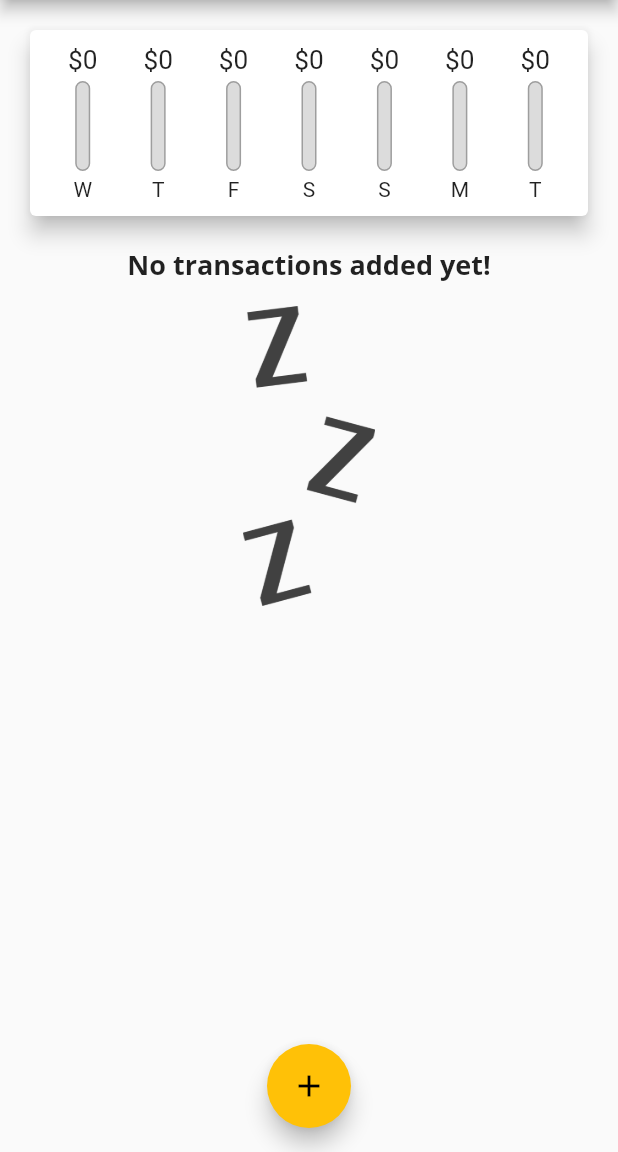
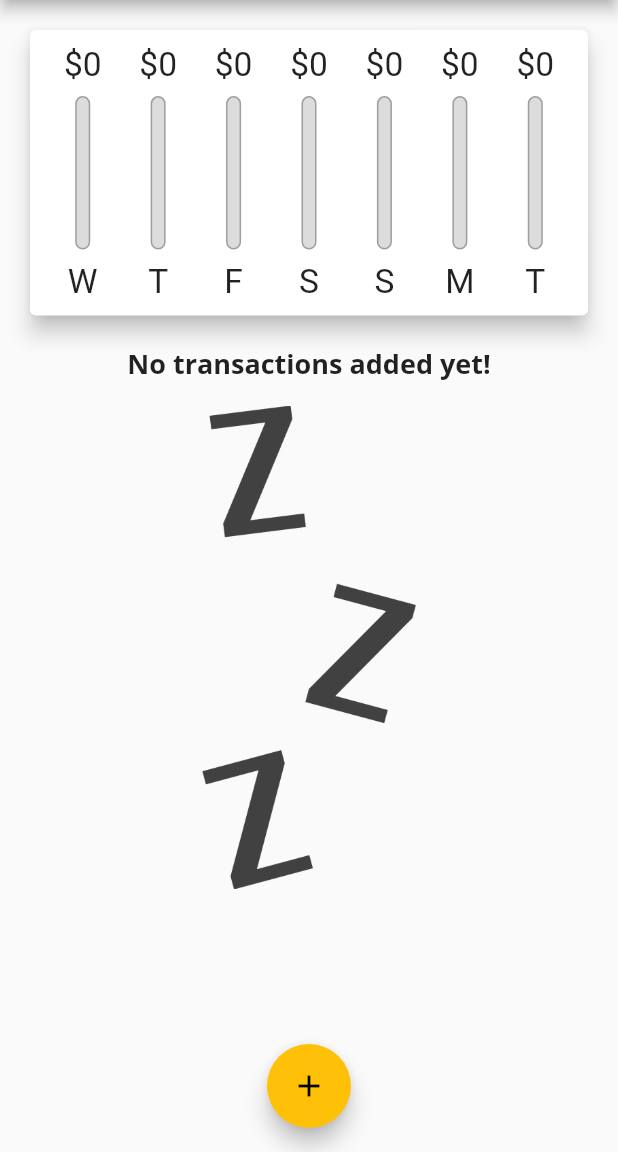
Before and after one commit to pavkoccino/my_expenses, a Flutter app: the screen it shows after launch, on a phone screen of 412 x 824 dp, the part 84-1236 px from its top. Run offline on Flutter 3.47's test engine with Material 2 defaults, Android fonts, the phone set to English and light mode, and no system bars.

Commit message:
Making the app responsive and platform ready iOS

```diff
--- a/lib/main.dart
+++ b/lib/main.dart
@@ -1,12 +1,21 @@
+import 'dart:io';
+
+import 'package:flutter/cupertino.dart';
 import 'package:flutter/material.dart';
 import 'package:intl/intl.dart';
+import 'package:flutter/services.dart';
 import 'package:my_expenses/widgets/chart.dart';
 import 'package:my_expenses/widgets/new_transaction.dart';
 import 'widgets/transaction_list.dart';
 import 'widgets/chart.dart';
 import 'models/transaction.dart';
 
-void main() => runApp(MyApp());
+void main() {
+  // WidgetsFlutterBinding.ensureInitialized();
+  // SystemChrome.setPreferredOrientations(
+  //     [DeviceOrientation.portraitUp, DeviceOrientation.portraitDown]);
+  runApp(MyApp());
+}
 
 class MyApp extends StatelessWidget {
   @override
@@ -49,6 +58,8 @@ class _MyHomePageState extends State<MyHomePage> {
     //     amount: 16.53,
     //     date: DateTime.now()),
   ];
+
+  bool _showChart = false;
 
   List<Transaction> get _recentTransactions {
     return _userTransactions.where((tx) {
@@ -93,26 +104,92 @@ class _MyHomePageState extends State<MyHomePage> {
 
   @override
   Widget build(BuildContext context) {
-    return Scaffold(
-      appBar: AppBar(
+    final mediaQuery = MediaQuery.of(context);
+    final isLandscape =
+        MediaQuery.of(context).orientation == Orientation.landscape;
+    final PreferredSizeWidget appBar = Platform.isIOS
+        ? CupertinoNavigationBar(
+            middle: Text('Personal Expenses'),
+            trailing: Row(mainAxisSize: MainAxisSize.min, children: <Widget>[
+              GestureDetector(
+                child: Icon(CupertinoIcons.add),
+                onTap: () => _startAddNewTransaction(context),
+              )
+            ]),
+          )
+        : AppBar(
             title: const Text('Personal Expenses'),
             actions: <Widget>[
               IconButton(
                   onPressed: () => _startAddNewTransaction(context),
                   icon: Icon(Icons.add))
             ],
-      ),
-      body: SingleChildScrollView(
+          ) as PreferredSizeWidget;
+
+    final txListWidget = Container(
+        height: (mediaQuery.size.height -
+                appBar.preferredSize.height -
+                mediaQuery.padding.top) *
+            0.7,
+        child: TransactionList(_userTransactions, _deleteTransaction));
+
+    final pageBody = SafeArea(
+        child: SingleChildScrollView(
       child: Column(
           // mainAxisAlignment: MainAxisAlignment.spaceAround,
           crossAxisAlignment: CrossAxisAlignment.stretch,
           children: <Widget>[
-              Chart(_recentTransactions),
-              TransactionList(_userTransactions, _deleteTransaction)
+            if (isLandscape)
+              Row(
+                mainAxisAlignment: MainAxisAlignment.center,
+                children: <Widget>[
+                  Text('Show Chart',
+                      style: Theme.of(context).textTheme.headline6),
+                  Switch.adaptive(
+                      activeColor: Theme.of(context).accentColor,
+                      value: _showChart,
+                      onChanged: (val) {
+                        setState(() {
+                          _showChart = val;
+                        });
+                      })
+                ],
+              ),
+            if (!isLandscape)
+              Container(
+                height: (mediaQuery.size.height -
+                        appBar.preferredSize.height -
+                        mediaQuery.padding.top) *
+                    0.3,
+                child: Chart(_recentTransactions),
+              ),
+            if (!isLandscape) txListWidget,
+            if (isLandscape)
+              _showChart
+                  ? Container(
+                      height: (mediaQuery.size.height -
+                              appBar.preferredSize.height -
+                              mediaQuery.padding.top) *
+                          0.7,
+                      child: Chart(_recentTransactions),
+                    )
+                  : txListWidget
           ]),
-      ),
-      floatingActionButtonLocation: FloatingActionButtonLocation.centerFloat,
-      floatingActionButton: FloatingActionButton(
+    ));
+
+    return Platform.isIOS
+        ? CupertinoPageScaffold(
+            child: pageBody,
+            navigationBar: appBar as ObstructingPreferredSizeWidget,
+          )
+        : Scaffold(
+            appBar: appBar,
+            body: pageBody,
+            floatingActionButtonLocation:
+                FloatingActionButtonLocation.centerFloat,
+            floatingActionButton: Platform.isIOS
+                ? Container()
+                : FloatingActionButton(
                     child: Icon(Icons.add),
                     onPressed: () => _startAddNewTransaction(context),
                   ),
--- a/lib/widgets/chart_bar.dart
+++ b/lib/widgets/chart_bar.dart
@@ -9,17 +9,18 @@ class ChartBar extends StatelessWidget {
 
   @override
   Widget build(BuildContext context) {
+    return LayoutBuilder(builder: (ctx, constraints) {
       return Column(
         children: <Widget>[
           Container(
-            height: 20,
+              height: constraints.maxHeight * 0.15,
               child: FittedBox(
                   child: Text('\$${spendingAmount.toStringAsFixed(0)}'))),
           SizedBox(
-          height: 4,
+            height: constraints.maxHeight * 0.05,
           ),
           Container(
-          height: 60,
+            height: constraints.maxHeight * 0.6,
             width: 10,
             child: Stack(
               children: <Widget>[
@@ -41,10 +42,13 @@ class ChartBar extends StatelessWidget {
             ),
           ),
           SizedBox(
-          height: 4,
+            height: constraints.maxHeight * 0.05,
           ),
-        Text(label),
+          Container(
+              height: constraints.maxHeight * 0.15,
+              child: FittedBox(child: Text(label))),
         ],
       );
+    });
   }
 }
--- a/lib/widgets/new_transaction.dart
+++ b/lib/widgets/new_transaction.dart
@@ -1,3 +1,6 @@
+import 'dart:io';
+
+import 'package:flutter/cupertino.dart';
 import 'package:flutter/material.dart';
 import 'package:intl/intl.dart';
 
@@ -49,9 +52,15 @@ class _NewTransactionState extends State<NewTransaction> {
 
   @override
   Widget build(BuildContext context) {
-    return Card(
+    return SingleChildScrollView(
+      child: Card(
         child: Container(
-        padding: const EdgeInsets.all(10),
+          padding: EdgeInsets.only(
+            top: 10,
+            left: 10,
+            right: 10,
+            bottom: MediaQuery.of(context).viewInsets.bottom + 10,
+          ),
           child: Column(
             crossAxisAlignment: CrossAxisAlignment.end,
             children: <Widget>[
@@ -77,7 +86,13 @@ class _NewTransactionState extends State<NewTransaction> {
                             : 'Picked Date: ${DateFormat.yMd().format(_selectedDate).toString()}',
                       ),
                     ),
-                  FlatButton(
+                    Platform.isIOS
+                        ? CupertinoButton(
+                            child: Text('Choose Date',
+                                style: TextStyle(fontWeight: FontWeight.bold)),
+                            onPressed: _presentDatePicker,
+                          )
+                        : FlatButton(
                             textColor: Theme.of(context).primaryColor,
                             child: Text('Choose Date',
                                 style: TextStyle(fontWeight: FontWeight.bold)),
@@ -95,6 +110,7 @@ class _NewTransactionState extends State<NewTransaction> {
           ),
         ),
         elevation: 5,
+      ),
     );
   }
 }
--- a/lib/widgets/transaction_list.dart
+++ b/lib/widgets/transaction_list.dart
@@ -10,10 +10,10 @@ class TransactionList extends StatelessWidget {
 
   @override
   Widget build(BuildContext context) {
-    return Container(
-        height: 350,
-        child: transactions.isEmpty
-            ? Column(
+    final mediaQuery = MediaQuery.of(context);
+    return transactions.isEmpty
+        ? LayoutBuilder(builder: (context, constraints) {
+            return Column(
               children: <Widget>[
                 Text('No transactions added yet!',
                     style: Theme.of(context).textTheme.headline6),
@@ -21,11 +21,12 @@ class TransactionList extends StatelessWidget {
                   height: 15,
                 ),
                 Container(
-                      height: 200,
+                    height: constraints.maxHeight * 0.6,
                     child: Image.asset('assets/images/waiting.png',
                         fit: BoxFit.cover)),
               ],
-              )
+            );
+          })
         : ListView.builder(
             itemBuilder: (ctx, index) {
               return Card(
@@ -41,9 +42,15 @@ class TransactionList extends StatelessWidget {
                       )),
                   title: Text(transactions[index].title,
                       style: Theme.of(context).textTheme.headline6),
-                      subtitle: Text(
-                          DateFormat.yMMMd().format(transactions[index].date)),
-                      trailing: IconButton(
+                  subtitle:
+                      Text(DateFormat.yMMMd().format(transactions[index].date)),
+                  trailing: mediaQuery.size.width > 450
+                      ? FlatButton.icon(
+                          onPressed: () => deleteTx(transactions[index].id),
+                          icon: Icon(Icons.delete),
+                          label: Text('Delete'),
+                          textColor: Theme.of(context).errorColor)
+                      : IconButton(
                           icon: Icon(Icons.delete),
                           color: Theme.of(context).errorColor,
                           onPressed: () => deleteTx(transactions[index].id),
@@ -52,6 +59,6 @@ class TransactionList extends StatelessWidget {
               );
             },
             itemCount: transactions.length,
-              ));
+          );
   }
 }
```
Lines whose indentation alone changed are shown as unchanged.
